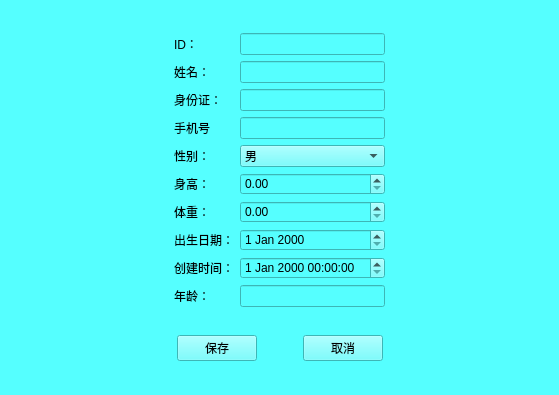
The window that Lab3/patienteditview.ui (musuwer/QtCourse) describes before a commit, drawn with Qt 5.
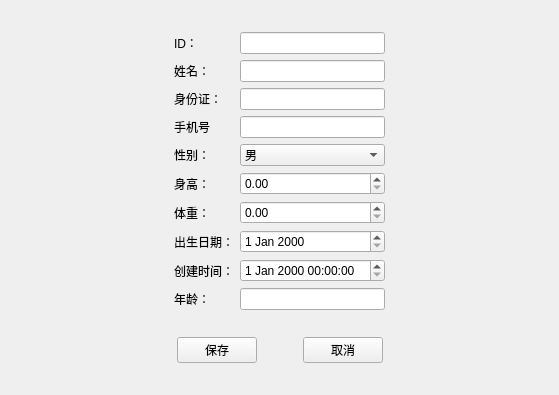
The same window after the commit.

Patch:
```diff
--- a/Lab3/patienteditview.ui
+++ b/Lab3/patienteditview.ui
@@ -14,7 +14,7 @@
    <string>编辑患者信息</string>
   </property>
   <property name="styleSheet">
-   <string notr="true">background-color: rgb(85, 255, 255);</string>
+   <string notr="true"/>
   </property>
   <layout class="QVBoxLayout" name="verticalLayout">
    <item>
```
